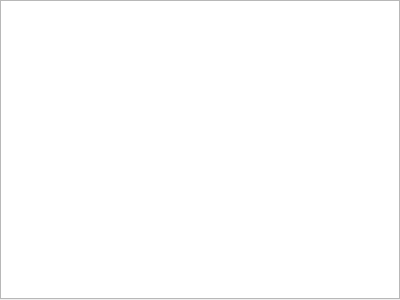
Before: the Qt Designer form client/src/friend_list_form.ui in Devil-Alice/chatroom, drawn with Qt 5.
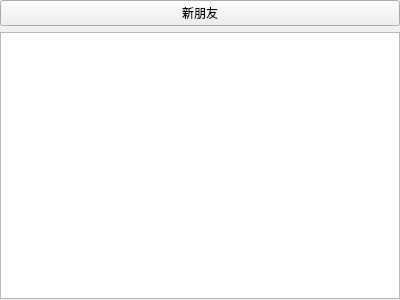
After: the same form once the commit is applied.

Diff of the .ui file:
```diff
--- a/client/src/friend_list_form.ui
+++ b/client/src/friend_list_form.ui
@@ -26,9 +26,16 @@
    <property name="bottomMargin">
     <number>1</number>
    </property>
-   <item row="0" column="0">
+   <item row="1" column="0">
     <widget class="QListWidget" name="listWidget"/>
    </item>
+   <item row="0" column="0">
+    <widget class="QPushButton" name="btn_friend_apply">
+     <property name="text">
+      <string>新朋友</string>
+     </property>
+    </widget>
+   </item>
   </layout>
  </widget>
  <resources/>
```
